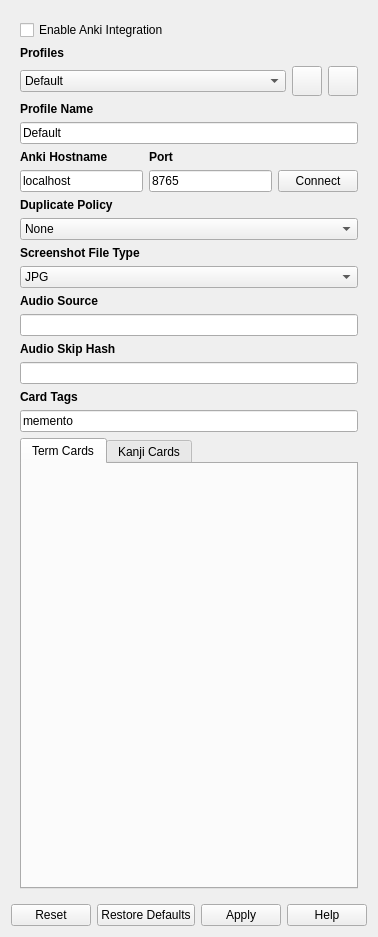
Qt form src/gui/widgets/ankisettings.ui (ripose-jp/Memento) before a commit.
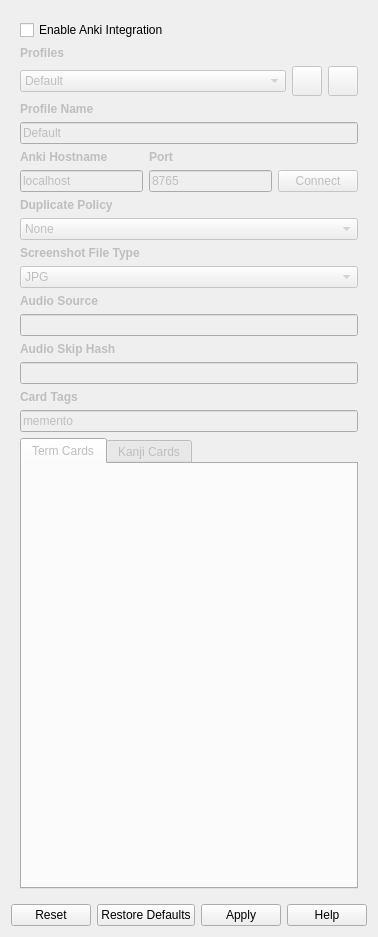
The same form after that commit. Custom widgets are drawn as their Qt base class.

Commit message: Fixed bug where parts of anki settings should have been disabled when they weren't

```diff
--- a/src/gui/widgets/ankisettings.ui
+++ b/src/gui/widgets/ankisettings.ui
@@ -33,8 +33,8 @@
        <rect>
         <x>0</x>
         <y>0</y>
-        <width>344</width>
-        <height>1010</height>
+        <width>359</width>
+        <height>890</height>
        </rect>
       </property>
       <layout class="QVBoxLayout" name="verticalLayout_4">
@@ -47,6 +47,9 @@
        </item>
        <item>
         <widget class="QFrame" name="frameContent">
+         <property name="enabled">
+          <bool>false</bool>
+         </property>
          <property name="frameShape">
           <enum>QFrame::NoFrame</enum>
          </property>
```
